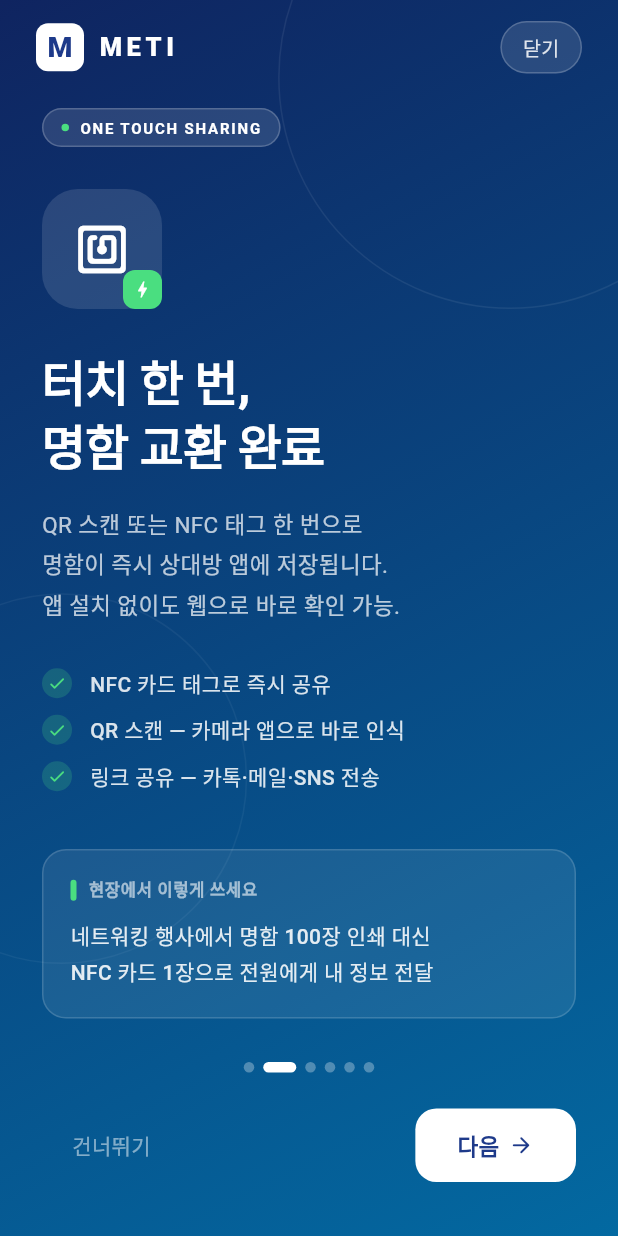
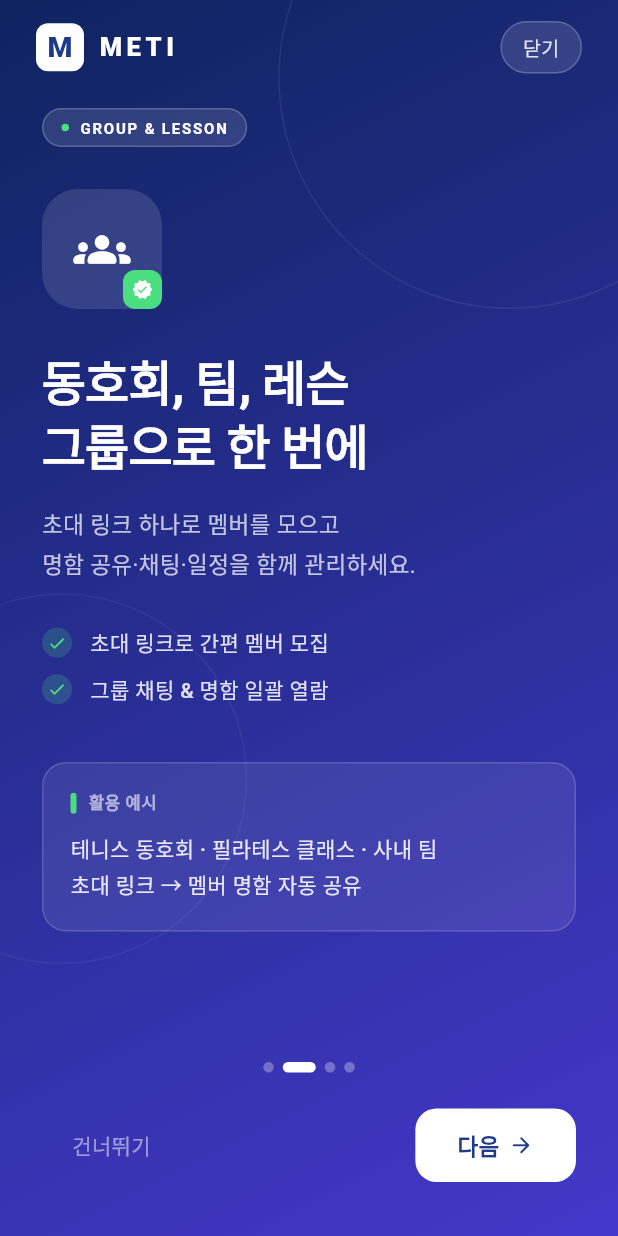
Before and after one commit to smee96/meti-app, a Flutter app: the IntroScreen screen opened by its route, swiped to page 2, on a phone screen of 412 x 824 dp. Run offline on Flutter 3.47's test engine with Material 3 defaults, Android fonts, the phone set to English and light mode, and no system bars; our stand-ins replace qr_flutter, shared_preferences; missing offline and left inert: mobile_scanner; accounts and stored records are empty; Roboto replaces fonts that are missing (Pretendard).

Commit message:
fix: Shorten intro slides — 6 pages to 4, reduce text by half
- Page 1: 디지털 명함 (글로벌 명함)
- Page 2: 그룹 & 레슨 (동호회/팀/클래스 통합)
- Page 3: 행사 & NFC 체크인
- Page 4: 시작 유도
- 설명 2줄, bullet 2개로 축약

```diff
--- a/lib/features/intro/screens/intro_screen.dart
+++ b/lib/features/intro/screens/intro_screen.dart
@@ -35,74 +35,48 @@ const List<_IntroPage> _kPages = [
     badgeIcon: Icons.public,
     tag: 'GLOBAL BUSINESS CARD',
     title: '세계 어디서나\n통하는 내 명함',
-    description: '종이 명함의 시대는 끝났습니다.\nMETI 디지털 명함 하나로 언어·국경을 넘어\n전 세계 비즈니스 파트너에게 나를 소개하세요.',
-    exampleLabel: '이런 분들께 딱 맞아요',
-    exampleText: '해외 컨퍼런스에서 만난 바이어에게\nQR 하나로 내 명함·포트폴리오 즉시 전달',
-    bullets: ['이름·직책·연락처·SNS 한 곳에', '다국어 지원 & 글로벌 공유', '실시간 수정 — 항상 최신 정보'],
+    description: 'QR·NFC 하나로 언어와 국경을 넘어\n전 세계 파트너에게 나를 소개하세요.',
+    exampleLabel: '활용 예시',
+    exampleText: '해외 컨퍼런스에서 QR 하나로\n명함·포트폴리오 즉시 전달',
+    bullets: ['이름·직책·연락처 한 곳에', '실시간 수정 — 항상 최신 정보'],
     gradient: [Color(0xFF0f2460), Color(0xFF1e3a8a)],
   ),
 
-  // 2. QR & NFC
-  _IntroPage(
-    icon: Icons.nfc_rounded,
-    badgeIcon: Icons.bolt,
-    tag: 'ONE TOUCH SHARING',
-    title: '터치 한 번,\n명함 교환 완료',
-    description: 'QR 스캔 또는 NFC 태그 한 번으로\n명함이 즉시 상대방 앱에 저장됩니다.\n앱 설치 없이도 웹으로 바로 확인 가능.',
-    exampleLabel: '현장에서 이렇게 쓰세요',
-    exampleText: '네트워킹 행사에서 명함 100장 인쇄 대신\nNFC 카드 1장으로 전원에게 내 정보 전달',
-    bullets: ['NFC 카드 태그로 즉시 공유', 'QR 스캔 — 카메라 앱으로 바로 인식', '링크 공유 — 카톡·메일·SNS 전송'],
-    gradient: [Color(0xFF0f2460), Color(0xFF0369a1)],
-  ),
-
-  // 3. 그룹 & 커뮤니티
+  // 2. 그룹 & 레슨
   _IntroPage(
     icon: Icons.groups_rounded,
     badgeIcon: Icons.verified,
-    tag: 'COMMUNITY & GROUP',
-    title: '동호회부터 팀까지\n그룹으로 묶다',
-    description: '업종별 모임, 사내 팀, 동창회, 동호회까지\n목적에 맞는 그룹을 만들고 멤버를 초대하세요.\n그룹 내 명함 공유와 채팅이 한 번에.',
-    exampleLabel: '활용 사례',
-    exampleText: '테니스 동호회 개설 → 초대 링크 발송 →\n멤버 명함 자동 공유 → 그룹 채팅으로 일정 조율',
-    bullets: ['초대 링크 한 번으로 멤버 모집', '그룹 내 명함 일괄 열람', '멤버 간 1:1 채팅 즉시 시작'],
+    tag: 'GROUP & LESSON',
+    title: '동호회, 팀, 레슨\n그룹으로 한 번에',
+    description: '초대 링크 하나로 멤버를 모으고\n명함 공유·채팅·일정을 함께 관리하세요.',
+    exampleLabel: '활용 예시',
+    exampleText: '테니스 동호회 · 필라테스 클래스 · 사내 팀\n초대 링크 → 멤버 명함 자동 공유',
+    bullets: ['초대 링크로 간편 멤버 모집', '그룹 채팅 & 명함 일괄 열람'],
     gradient: [Color(0xFF0f2460), Color(0xFF4338ca)],
   ),
 
-  // 4. 레슨 & 클래스
-  _IntroPage(
-    icon: Icons.school_rounded,
-    badgeIcon: Icons.star,
-    tag: 'LESSON & CLASS',
-    title: '강사·전문가를 위한\n스마트 운영 도구',
-    description: '레슨, 코칭, 클래스를 운영하는 모든 전문가에게.\n수강생에게 명함과 일정을 한 번에 전달하고\n포인트로 간편하게 수업료를 처리하세요.',
-    exampleLabel: '활용 사례',
-    exampleText: '필라테스 강사가 신규 수강생에게\nNFC 카드 태그 → 내 명함 + 수업 일정 + 결제 링크 전달',
-    bullets: ['명함에 레슨 일정·가격 정보 포함', '그룹으로 수강생 멤버 관리', '포인트 결제로 수업료 간소화'],
-    gradient: [Color(0xFF0f2460), Color(0xFF065f46)],
-  ),
-
-  // 5. 행사 & 이벤트
+  // 3. 행사 & NFC
   _IntroPage(
     icon: Icons.event_rounded,
     badgeIcon: Icons.nfc,
     tag: 'EVENT & NFC CHECK-IN',
-    title: '행사 입장부터\n명함 교환까지 한 번에',
-    description: '행사를 개설하고 참가자를 모집하세요.\nNFC 카드로 입장 체크인은 물론,\n현장에서 명함 교환까지 동시에 해결됩니다.',
-    exampleLabel: '현장에서 이렇게 쓰세요',
-    exampleText: 'B2B 전시회 입장 시 NFC 태그 →\n참가 확인 + 주최자 명함 자동 수신 + 네트워킹 시작',
-    bullets: ['행사 개설·참가 신청 원스톱', 'NFC 입장 체크인 & 명함 교환 동시', '참가자 명함 목록 자동 저장'],
-    gradient: [Color(0xFF0f2460), Color(0xFF92400e)],
+    title: 'NFC 태그 하나로\n입장 + 명함 교환',
+    description: '행사 개설부터 참가 신청, NFC 체크인까지\n모든 과정이 METI 안에 있습니다.',
+    exampleLabel: '활용 예시',
+    exampleText: 'B2B 전시회 NFC 태그 →\n입장 확인 + 주최자 명함 자동 수신',
+    bullets: ['행사 개설·참가 신청 원스톱', 'NFC 체크인 & 명함 교환 동시'],
+    gradient: [Color(0xFF0f2460), Color(0xFF065f46)],
   ),
 
-  // 6. 시작 페이지
+  // 4. 시작
   _IntroPage(
     icon: Icons.rocket_launch_rounded,
     tag: 'GET STARTED',
     title: '지금 바로\n첫 명함을 만드세요',
-    description: '무료로 시작하고, 필요할 때 확장하세요.\n전 세계 비즈니스 네트워크가\n당신의 손안에 있습니다.',
-    exampleLabel: 'METI와 함께하는 변화',
-    exampleText: '종이 명함 0장 · 분실 걱정 0% · 업데이트 즉시 반영\n글로벌 네트워크는 지금 이 순간도 연결 중',
-    bullets: ['Free 플랜으로 무료 시작', '3분이면 첫 명함 완성', '언제든 플랜 업그레이드'],
+    description: '3분이면 완성, 무료로 시작하세요.\n전 세계 네트워크가 손안에 있습니다.',
+    exampleLabel: 'METI와 함께',
+    exampleText: '종이 명함 0장 · 분실 걱정 0%\n글로벌 네트워크는 지금도 연결 중',
+    bullets: ['무료로 즉시 시작', '언제든 플랜 업그레이드'],
     gradient: [Color(0xFF0f2460), Color(0xFF1e3a8a)],
   ),
 ];
```
